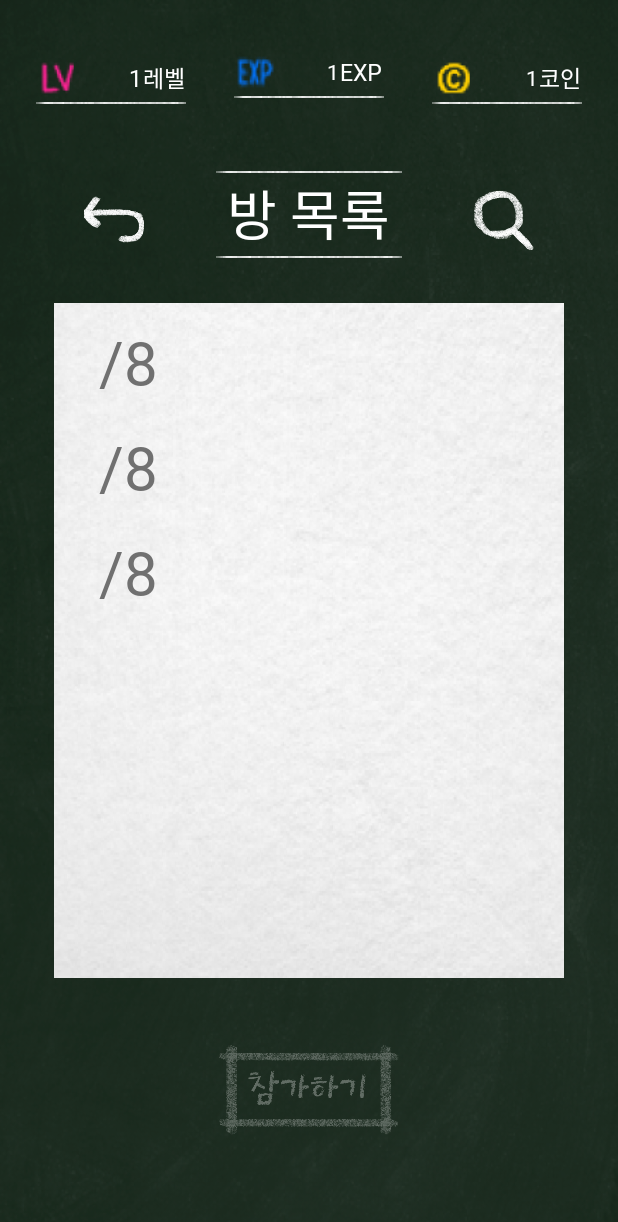
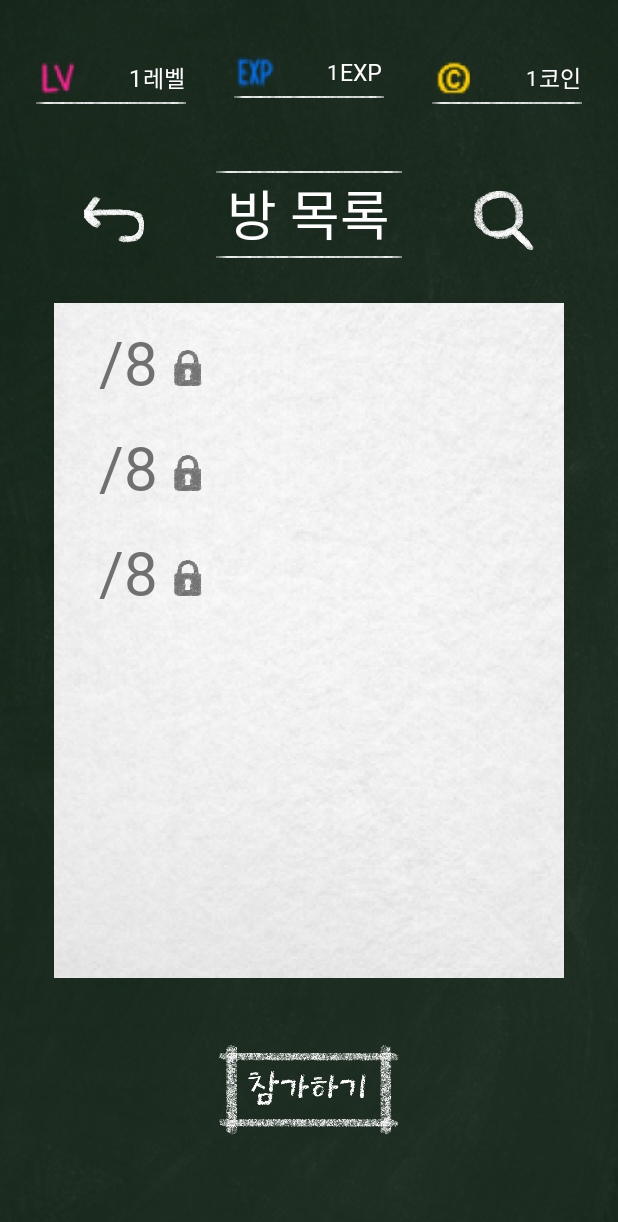
Before and after one commit to notmyfault02/Android, an Android app: the layout activity_show_room.xml on its own in the app's theme, with its tools: preview values and no code run, on a phone screen of 412 x 824 dp. Shown: the top 1222 px of the screen. Run offline under Robolectric (Android 15) with nearby library versions, the phone set to English and light mode, and no system bars; network calls fail.

Commit message:
[UPDATE] ShowRoom 비밀방 구분

```diff
--- a/presentation/src/main/java/com/example/sketch_chain/ui/makeroom/MakeRoomActivity.java
+++ b/presentation/src/main/java/com/example/sketch_chain/ui/makeroom/MakeRoomActivity.java
@@ -111,6 +111,11 @@ public class MakeRoomActivity extends DataBindingActivity<ActivityMakeRoomBindin
                 return false;
         });
 
+        password.setOnKeyListener((v, keyCode, event) -> {
+            viewModel.password.setValue(password.getText().toString());
+            return false;
+        });
+
 
     }
 
--- a/presentation/src/main/res/drawable/btn_join_onpress.xml
+++ b/presentation/src/main/res/drawable/btn_join_onpress.xml
@@ -1,6 +1,6 @@
 <?xml version="1.0" encoding="utf-8"?>
 <selector xmlns:android="http://schemas.android.com/apk/res/android">
     <item android:drawable="@drawable/join_pressed" android:state_pressed="true" />
-    <item android:drawable="@drawable/join_active" android:state_checked="true"/>
+    <item android:drawable="@drawable/join_active" android:state_enabled="true"/>
     <item android:drawable="@drawable/join_deactivation"/>
 </selector>
--- a/presentation/src/main/res/layout/item_room.xml
+++ b/presentation/src/main/res/layout/item_room.xml
@@ -68,6 +68,7 @@
             app:layout_constraintVertical_bias="0.75" />
 
         <TextView
+            android:id="@+id/textView5"
             android:layout_width="wrap_content"
             android:layout_height="wrap_content"
             android:fontFamily="@font/hufather120"
@@ -80,5 +81,18 @@
             app:layout_constraintTop_toTopOf="parent"
             app:layout_constraintVertical_bias="0.75" />
 
+        <ImageView
+            android:id="@+id/room_isSecret_iv"
+            isSecretRoom="@{room.isSecret}"
+            android:layout_width="wrap_content"
+            android:layout_height="wrap_content"
+            android:layout_marginStart="8dp"
+            android:layout_marginTop="32dp"
+            android:layout_marginBottom="16dp"
+            app:layout_constraintBottom_toBottomOf="parent"
+            app:layout_constraintStart_toEndOf="@+id/textView5"
+            app:layout_constraintTop_toTopOf="parent"
+            app:srcCompat="@drawable/lock" />
+
     </androidx.constraintlayout.widget.ConstraintLayout>
 </layout>
```
Also changed, not shown: presentation/src/main/java/com/example/sketch_chain/adapter/ShowRoomAdapter.java (+21 -0 lines), presentation/src/main/java/com/example/sketch_chain/entity/Room.java (+0 -25 lines), presentation/src/main/java/com/example/sketch_chain/ui/showroom/ShowRoomActivity.java (+12 -1 lines), presentation/src/main/java/com/example/sketch_chain/ui/showroom/ShowRoomBindingAdapter.java (+13 -1 lines).
